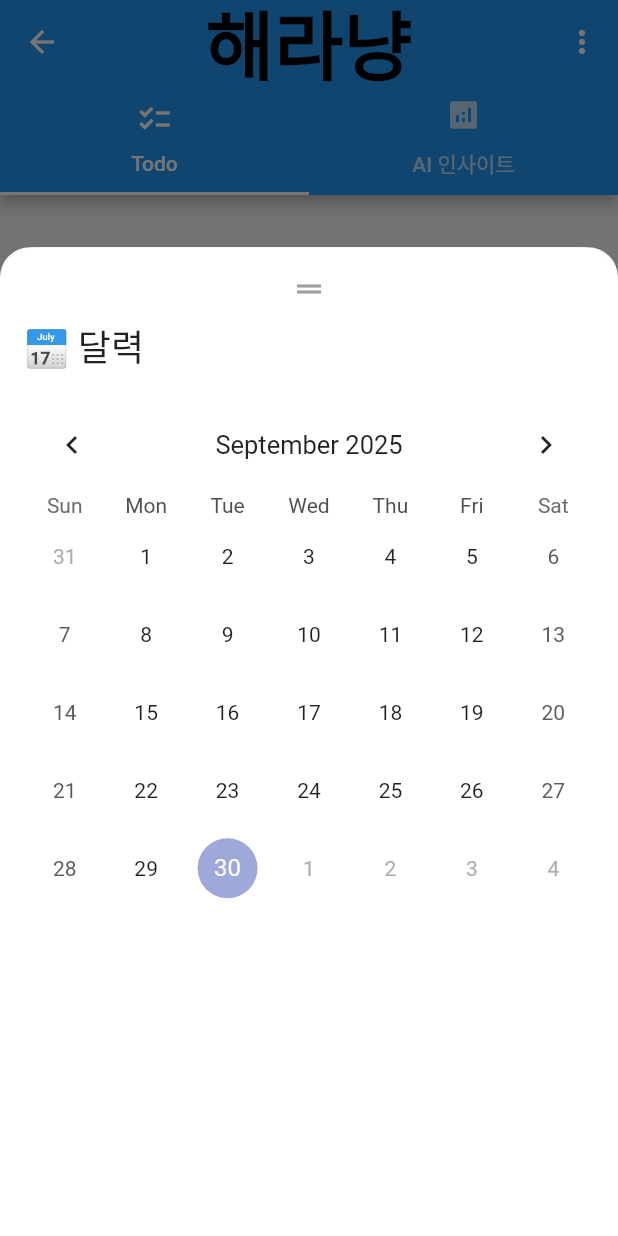
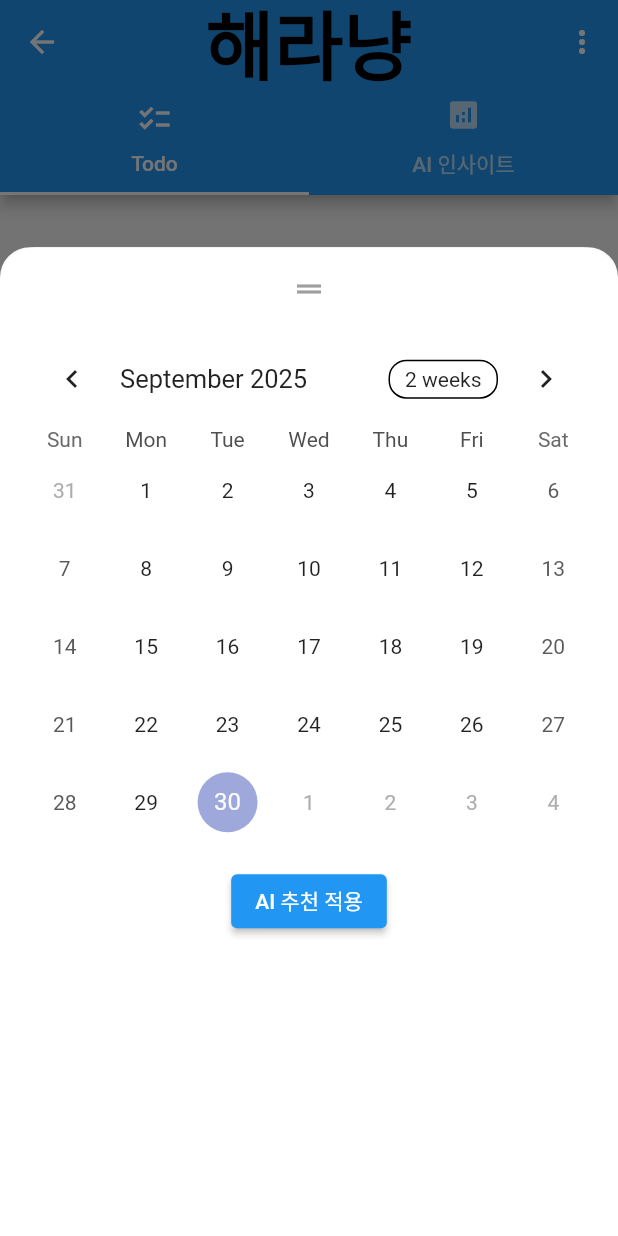
Before and after one commit to dnind/-12-, a Flutter app: the screen it shows after launch, after a tap on the "calendar today" icon, on a phone screen of 412 x 824 dp. Run offline on Flutter 3.47's test engine with Material 3 defaults, Android fonts, the phone set to English and light mode, and no system bars; drawn by our look-alikes of table_calendar; our stand-ins replace cloud_firestore, firebase_auth, firebase_core, google_fonts, google_generative_ai, lottie and 1 more; accounts and stored records are empty; Roboto replaces fonts that are missing (Dongle).

Commit message:
feat:bugfix

```diff
--- a/lib/screens/calender_page.dart
+++ b/lib/screens/calender_page.dart
@@ -1,5 +1,11 @@
 import 'package:flutter/material.dart';
 import 'package:table_calendar/table_calendar.dart';
+import 'package:firebase_auth/firebase_auth.dart';
+import 'package:cloud_firestore/cloud_firestore.dart';
+import 'package:http/http.dart' as http;
+import 'dart:convert';
+
+import '../services/ai_diary_service.dart';
 
 class CalendarPage extends StatefulWidget {
   const CalendarPage({super.key});
@@ -11,67 +17,89 @@ class CalendarPage extends StatefulWidget {
 class _CalendarPageState extends State<CalendarPage> {
   DateTime _focusedDay = DateTime.now();
   DateTime? _selectedDay;
+  Map<DateTime, Map<String, dynamic>> decorations = {}; // stickers + color + style
 
-  /// 날짜별 스티커/메모 저장소
-  Map<DateTime, List<String>> decorations = {};
+  User? get currentUser => FirebaseAuth.instance.currentUser;
 
-  /// 스티커 리스트 (100개 이상)
-  final List<String> stickerList = [
-    "😀","😁","😂","🤣","😅","😊","😍","😘","😎","🤩",
-    "🥳","😴","😡","😭","😇","🤔","🙄","😏","😌","😜",
-    "🐶","🐱","🐭","🐹","🐰","🦊","🐻","🐼","🐨","🐯",
-    "🦁","🐮","🐷","🐸","🐵","🐧","🐦","🐤","🦆","🦉",
-    "🌸","🌼","🌻","🌹","🥀","🌷","🌺","🌲","🌴","🌵",
-    "🍎","🍌","🍉","🍇","🍓","🍒","🍑","🥝","🍍","🥭",
-    "🍔","🍟","🍕","🌭","🍿","🥗","🍣","🍩","🍪","🍫",
-    "⭐","🌟","✨","🔥","💧","🌈","❄️","☀️","🌙","☁️",
-    "❤️","🧡","💛","💚","💙","💜","🖤","🤍","💖","💝",
-    "🎵","🎶","🎤","🎧","🎹","🥁","🎸","🎺","🎻","🎷",
-  ];
-
-  /// 스티커 고르는 다이얼로그
-  Future<String?> _pickSticker(BuildContext context) async {
-    return showDialog<String>(
-      context: context,
-      builder: (context) {
-        return AlertDialog(
-          title: const Text("스티커 선택"),
-          content: SizedBox(
-            width: double.maxFinite,
-            height: 300,
-            child: GridView.builder(
-              gridDelegate: const SliverGridDelegateWithFixedCrossAxisCount(
-                crossAxisCount: 6, // 한 줄에 6개
-                childAspectRatio: 1,
-              ),
-              itemCount: stickerList.length,
-              itemBuilder: (context, index) {
-                final sticker = stickerList[index];
-                return InkWell(
-                  onTap: () => Navigator.pop(context, sticker),
-                  child: Center(
-                    child: Text(sticker, style: const TextStyle(fontSize: 24)),
-                  ),
-                );
-              },
-            ),
-          ),
-        );
-      },
-    );
+  @override
+  void initState() {
+    super.initState();
+    _loadAllDecorations();
   }
 
-  /// 날짜에 꾸미기 추가
-  void _addDecoration(DateTime date) async {
-    final sticker = await _pickSticker(context);
-    if (sticker != null) {
+  Future<void> _loadAllDecorations() async {
+    if (currentUser == null) return;
+    final snap = await FirebaseFirestore.instance
+        .collection('calendar_decorations')
+        .where("userId", isEqualTo: currentUser!.uid)
+        .get();
+
+    final Map<DateTime, Map<String, dynamic>> loaded = {};
+    for (var doc in snap.docs) {
+      final date = DateTime.parse(doc["date"]);
+      loaded[DateTime(date.year, date.month, date.day)] = {
+        "stickers": List<String>.from(doc["stickers"]),
+        "color": doc["color"],
+        "style": doc["style"]
+      };
+    }
+
+    setState(() => decorations = loaded);
+  }
+
+  Future<void> _saveDecoration(DateTime date, Map<String, dynamic> data) async {
+    if (currentUser == null) return;
+    final normalized = DateTime(date.year, date.month, date.day);
+    final docId = "${currentUser!.uid}_${normalized.toIso8601String().split("T")[0]}";
+
+    await FirebaseFirestore.instance
+        .collection('calendar_decorations')
+        .doc(docId)
+        .set({
+      "userId": currentUser!.uid,
+      "date": "${normalized.year}-${normalized.month.toString().padLeft(2,'0')}-${normalized.day.toString().padLeft(2,'0')}",
+      "stickers": data["stickers"],
+      "color": data["color"],
+      "style": data["style"],
+    });
+  }
+
+  /// AI 추천 호출
+  Future<Map<String, dynamic>?> _fetchAiRecommendation({
+    required String title,
+    required String description,
+    required DateTime date,
+    String? location,
+  }) async {
+    final prompt = AiPromptService.buildPrompt(
+      title: title,
+      description: description,
+      date: date,
+      location: location,
+    );
+
+    final resp = await http.post(
+      Uri.parse('https://your-server.com/api/recommend'), // 백엔드 엔드포인트
+      headers: {'Content-Type': 'application/json'},
+      body: jsonEncode({"prompt": prompt}),
+    );
+
+    if (resp.statusCode == 200) {
+      final body = jsonDecode(resp.body);
+      return body['recommendation'] as Map<String, dynamic>?;
+    }
+    return null;
+  }
+
+  /// 일정 생성 + AI 추천
+  Future<void> _addTodoWithRecommendation(String title, String description, DateTime date) async {
+    final rec = await _fetchAiRecommendation(title: title, description: description, date: date);
+    if (rec != null) {
       setState(() {
         final normalized = DateTime(date.year, date.month, date.day);
-        decorations[normalized] = [
-          ...(decorations[normalized] ?? []),
-          sticker
-        ];
+        decorations[normalized] = rec;
       });
+      await _saveDecoration(date, rec);
     }
   }
 
@@ -92,13 +120,8 @@ class _CalendarPageState extends State<CalendarPage> {
           child: SingleChildScrollView(
             controller: scrollController,
             child: Column(
-              crossAxisAlignment: CrossAxisAlignment.start,
               children: [
-                const Center(
-                  child: Icon(Icons.drag_handle, color: Colors.grey),
-                ),
-                const SizedBox(height: 8),
-                Text("📅 달력", style: Theme.of(context).textTheme.headlineSmall),
+                const Center(child: Icon(Icons.drag_handle, color: Colors.grey)),
                 const SizedBox(height: 16),
                 TableCalendar(
                   firstDay: DateTime.utc(2020, 1, 1),
@@ -110,22 +133,16 @@ class _CalendarPageState extends State<CalendarPage> {
                       _selectedDay = selectedDay;
                       _focusedDay = focusedDay;
                     });
-                    _addDecoration(selectedDay); // 날짜 선택 시 꾸미기 추가
                   },
-                  calendarFormat: CalendarFormat.month,
-                  headerStyle: const HeaderStyle(
-                    formatButtonVisible: false,
-                    titleCentered: true,
-                  ),
                   calendarBuilders: CalendarBuilders(
                     markerBuilder: (context, day, events) {
                       final normalized = DateTime(day.year, day.month, day.day);
-                      final stickers = decorations[normalized];
-                      if (stickers != null && stickers.isNotEmpty) {
+                      final data = decorations[normalized];
+                      if (data != null && data["stickers"] != null) {
                         return Positioned(
                           bottom: 4,
                           child: Text(
-                            stickers.join(" "),
+                            (data["stickers"] as List<String>).join(" "),
                             style: const TextStyle(fontSize: 14),
                             overflow: TextOverflow.ellipsis,
                           ),
@@ -135,8 +152,22 @@ class _CalendarPageState extends State<CalendarPage> {
                     },
                   ),
                 ),
-                const SizedBox(height: 20),
-                if (_selectedDay != null) ...[
+                const SizedBox(height: 16),
+                ElevatedButton(
+                  onPressed: () async {
+                    // 예시: 일정 제목/설명 직접 입력
+                    await _addTodoWithRecommendation(
+                      "카페 글쓰기",
+                      "커피 마시며 글쓰기 2시간",
+                      _selectedDay ?? DateTime.now(),
+                    );
+                  },
+                  child: const Text("AI 추천 적용"),
+                ),
+                const SizedBox(height: 16),
+                if (_selectedDay != null)
+                  Column(
+                    children: [
                       Text(
                         "선택한 날짜: ${_selectedDay!.year}-${_selectedDay!.month}-${_selectedDay!.day}",
                         style: const TextStyle(fontSize: 16),
@@ -144,13 +175,14 @@ class _CalendarPageState extends State<CalendarPage> {
                       const SizedBox(height: 10),
                       if (decorations[DateTime(_selectedDay!.year, _selectedDay!.month, _selectedDay!.day)] != null)
                         Wrap(
-                      children: decorations[DateTime(_selectedDay!.year, _selectedDay!.month, _selectedDay!.day)]!
-                          .map((sticker) => Text(sticker, style: const TextStyle(fontSize: 30)))
+                          children: (decorations[DateTime(_selectedDay!.year, _selectedDay!.month, _selectedDay!.day)]!["stickers"] as List<String>)
+                              .map((s) => Text(s, style: const TextStyle(fontSize: 30)))
                               .toList(),
                         )
                       else
-                    const Text("아직 꾸민 게 없어요 😸"),
-                ]
+                        const Text("아직 AI 추천이 없습니다 😸"),
+                    ],
+                  )
               ],
             ),
           ),
```
Lines whose indentation alone changed are shown as unchanged.
